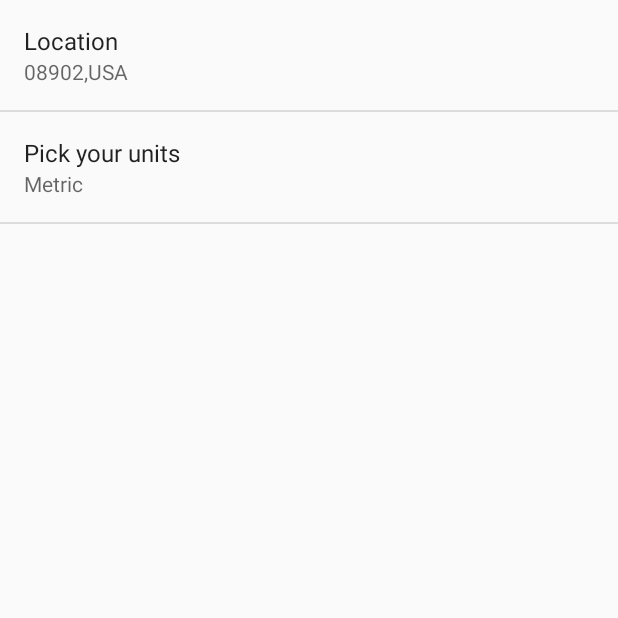
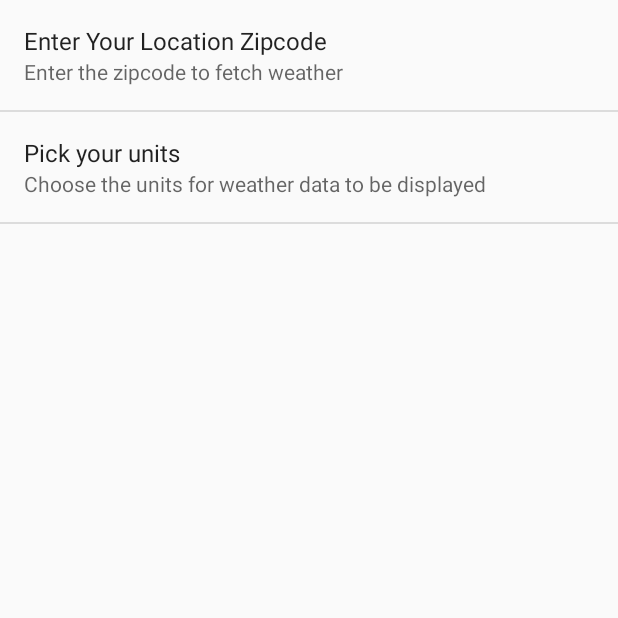
Before and after one commit to sudhasukumar/Sunshine, an Android app: the SettingsActivity screen opened directly, with no data from a screen before it, on a phone screen of 412 x 824 dp, the top half of it. Run offline under Robolectric (Android 15) with nearby library versions, the phone set to English and light mode, and no system bars; 2 statements that could not run were skipped.

Commit message:
For some reason Android Studio keeps messing with preference.xml and string.xml

```diff
--- a/app/src/main/res/values/strings.xml
+++ b/app/src/main/res/values/strings.xml
@@ -2,12 +2,7 @@
 <resources>
 
     <string name="app_name">Sunshine</string>
-
     <string name="app_settings_name">Settings</string>
-
-    <string name="hello_world">Hello world!</string>
-    <string name="Today_Sunny">Today is Sunny</string>
-    <string name="Today_June24th">Today June 24th</string>
 
     <string name="action_settings">Settings</string>
     <string name="action_refresh">Refresh</string>
@@ -15,28 +10,18 @@
     <string name="action_share">Share</string>
 
 
-
-    <string name="twenty_one_degrees">21°</string>
-    <string name="eight_degrees">8°</string>
-
-    <string name="location_dialog_title_edittext_preference">Enter Your Location Zipcode</string>
-    <string name="location_summary_edittext_preference">Enter the zipcode to fetch weather</string>
-    <string name="location_title_edittext_preference">Location</string>
-    <string name="units_title_list_preference">Pick your units</string>
-    <string name="units_summary_list_preference">Choose the units for weather data to be displayed</string>
-    <string name="units_dialog_title_list_preference">Pick your Units</string>
+    <string name="location_title">Enter Your Location Zipcode</string>
+    <string name="location_summary">Enter the zipcode to fetch weather</string>
+    <string name="location_dialog_title">Location</string>
+    <string name="units_title">Pick your units</string>
+    <string name="units_summary">Choose the units for weather data to be displayed</string>
+    <string name="units_dialog_title">Pick your Units</string>
 
     <string name="default_location" traslatable = "false">08902,USA</string>
     <string name="default_unit" traslatable = "false" >metric</string>
 
-    <string name="Location"  traslatable = "false">Location</string>
-    <string name="Unit"  traslatable = "false">Units</string>
-
-
-    <string name="preference_units_summary">In what units do you want to get the weather information ?</string>
-    <string name="preference_units_title">Pick Your Units</string>
-    <string name="preference_location_summary">Enter the zipcode of the location for weather information</string>
-    <string name="preference_location_title">Your Location</string>
+    <string name="location_key"  traslatable = "false">Location</string>
+    <string name="unit_key"  traslatable = "false">Units</string>
 
     <string name="Imperial">imperial</string>
 
--- a/app/src/main/res/xml/preferences.xml
+++ b/app/src/main/res/xml/preferences.xml
@@ -2,22 +2,22 @@
 <PreferenceScreen xmlns:android="http://schemas.android.com/apk/res/android">
 
     <EditTextPreference
-        android:key="@string/Location"
-        android:title="@string/location_title_edittext_preference"
-        android:summary="@string/location_summary_edittext_preference"
-        android:dialogTitle="@string/location_dialog_title_edittext_preference"
+        android:key="@string/location_key"
+        android:title="@string/location_title"
+        android:summary="@string/location_summary"
+        android:dialogTitle="@string/location_dialog_title"
         android:defaultValue="@string/default_location"
         android:inputType="text"
         android:singleLine="true"
     />
 
     <ListPreference
-        android:key="@string/Unit"
-        android:title="@string/units_title_list_preference"
-        android:summary="@string/units_summary_list_preference"
+        android:key="@string/unit_key"
+        android:title="@string/units_title"
+        android:summary="@string/units_summary"
         android:entries="@array/units_entries_list_preference"
         android:entryValues="@array/units_entryvalues_list_preference"
-        android:dialogTitle="@string/units_dialog_title_list_preference"
+        android:dialogTitle="@string/units_dialog_title"
         android:defaultValue="@string/default_unit"
     />
 
```
